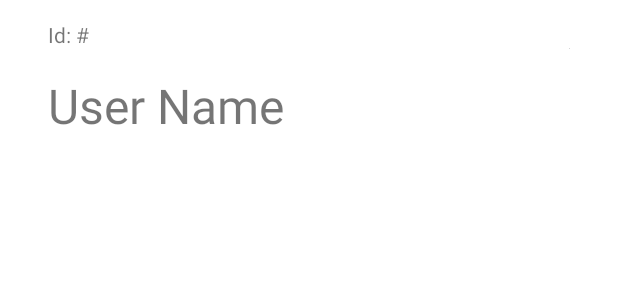
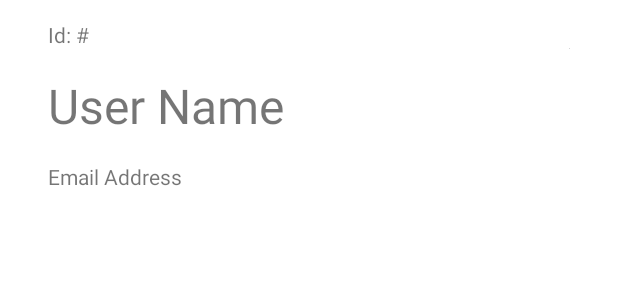
Before and after one commit to jasonnyland/UsersDemo, an Android app: the layout activity_user_details.xml on its own in the app's theme, with its tools: preview values and no code run, on a phone screen of 412 x 824 dp. Shown: the top 300 px of the screen. Run offline under Robolectric (Android 15) with nearby library versions, the phone set to English and light mode, and no system bars; network calls fail.

Commit message:
add email to user object, details page

```diff
--- a/app/src/main/res/layout/activity_user_details.xml
+++ b/app/src/main/res/layout/activity_user_details.xml
@@ -30,11 +30,12 @@
         app:layout_constraintVertical_bias="1.0" />
 
     <TextView
-        android:id="@+id/detailsText"
+        android:id="@+id/detailsEmail"
         android:layout_width="wrap_content"
         android:layout_height="wrap_content"
         android:layout_marginStart="32dp"
         android:layout_marginTop="16dp"
+        android:text="Email Address"
         app:layout_constraintStart_toStartOf="parent"
         app:layout_constraintTop_toBottomOf="@+id/detailsName" />
 
```
Also changed, not shown: app/src/main/java/com/example/usersdemo/User.java (+9 -0 lines), app/src/main/java/com/example/usersdemo/UserDetailsActivity.java (+4 -3 lines), app/src/main/java/com/example/usersdemo/UserListActivity.java (+6 -8 lines), app/src/main/res/layout/user_list_item.xml (+0 -9 lines).
